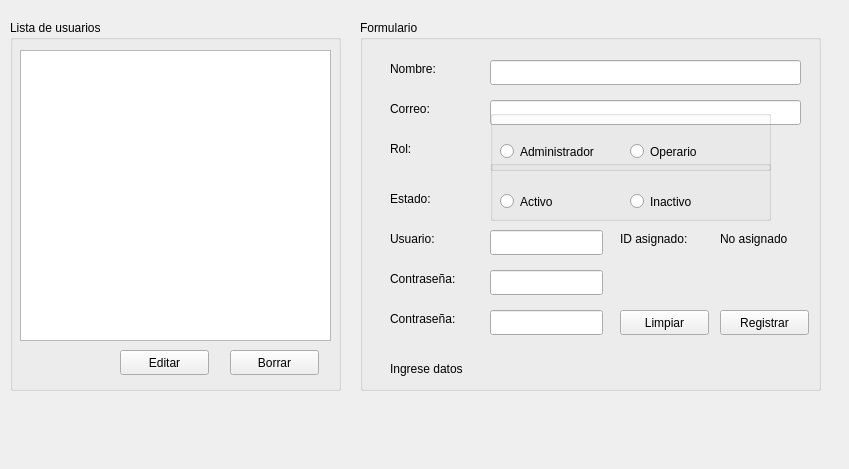
The window that GUI/user_registration.ui (Nickleon16/APP_LIDAR) describes before a commit, drawn with Qt 5.
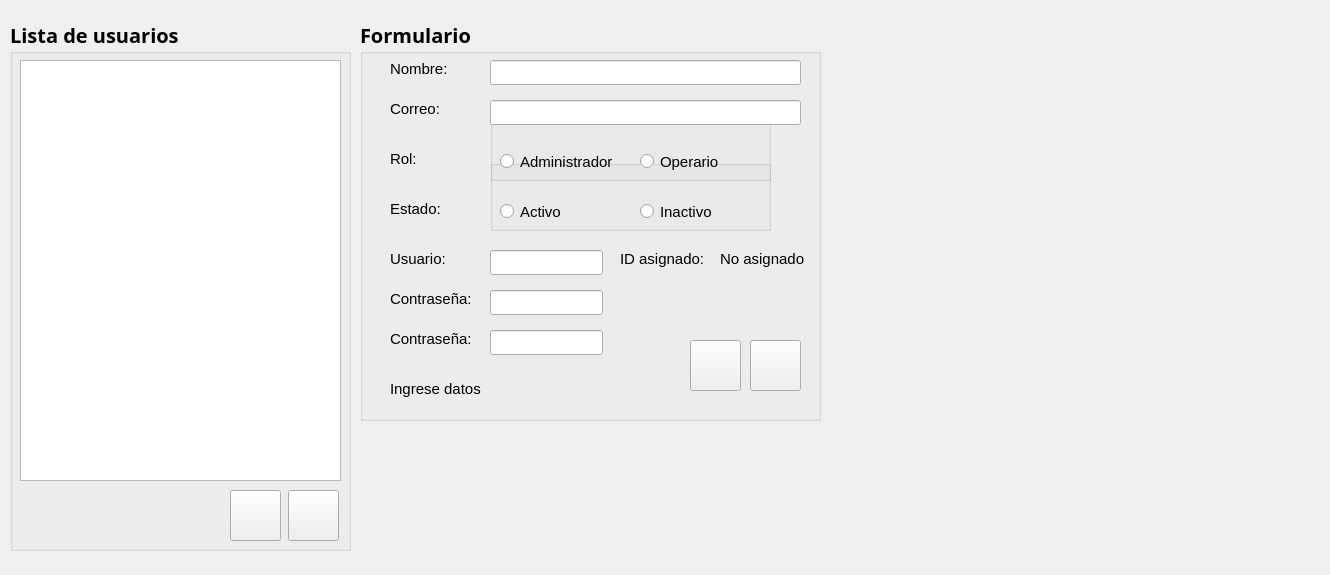
The same window after the commit. Icons and pictures are not drawn.

What changed in the file:
```diff
--- a/GUI/user_registration.ui
+++ b/GUI/user_registration.ui
@@ -6,10 +6,16 @@
    <rect>
     <x>0</x>
     <y>0</y>
-    <width>849</width>
-    <height>469</height>
+    <width>1330</width>
+    <height>575</height>
    </rect>
   </property>
+  <property name="font">
+   <font>
+    <weight>50</weight>
+    <bold>false</bold>
+   </font>
+  </property>
   <property name="windowTitle">
    <string>Form</string>
   </property>
@@ -19,9 +25,17 @@
      <x>360</x>
      <y>20</y>
      <width>461</width>
-     <height>371</height>
+     <height>401</height>
     </rect>
    </property>
+   <property name="font">
+    <font>
+     <family>Yrsa</family>
+     <pointsize>15</pointsize>
+     <weight>75</weight>
+     <bold>true</bold>
+    </font>
+   </property>
    <property name="title">
     <string>Formulario </string>
    </property>
@@ -29,11 +43,19 @@
     <property name="geometry">
      <rect>
       <x>260</x>
-      <y>210</y>
+      <y>230</y>
       <width>91</width>
       <height>17</height>
      </rect>
     </property>
+    <property name="font">
+     <font>
+      <family>Ubuntu</family>
+      <pointsize>11</pointsize>
+      <weight>50</weight>
+      <bold>false</bold>
+     </font>
+    </property>
     <property name="text">
      <string>ID asignado:</string>
     </property>
@@ -47,6 +69,14 @@
       <height>25</height>
      </rect>
     </property>
+    <property name="font">
+     <font>
+      <family>Yrsa</family>
+      <pointsize>13</pointsize>
+      <weight>75</weight>
+      <bold>true</bold>
+     </font>
+    </property>
     <property name="text">
      <string/>
     </property>
@@ -60,6 +90,14 @@
       <height>25</height>
      </rect>
     </property>
+    <property name="font">
+     <font>
+      <family>Yrsa</family>
+      <pointsize>13</pointsize>
+      <weight>75</weight>
+      <bold>true</bold>
+     </font>
+    </property>
     <property name="text">
      <string/>
     </property>
@@ -67,25 +105,46 @@
    <widget class="QPushButton" name="clearButton">
     <property name="geometry">
      <rect>
-      <x>260</x>
-      <y>290</y>
-      <width>89</width>
-      <height>25</height>
+      <x>330</x>
+      <y>320</y>
+      <width>51</width>
+      <height>51</height>
      </rect>
     </property>
+    <property name="toolTip">
+     <string>Limpiar campos</string>
+    </property>
     <property name="text">
-     <string>Limpiar</string>
+     <string/>
+    </property>
+    <property name="icon">
+     <iconset resource="iconos.qrc">
+      <normaloff>:/newPrefix/icons8-clean-60.png</normaloff>:/newPrefix/icons8-clean-60.png</iconset>
+    </property>
+    <property name="iconSize">
+     <size>
+      <width>32</width>
+      <height>32</height>
+     </size>
     </property>
    </widget>
    <widget class="QLabel" name="IDLabel">
     <property name="geometry">
      <rect>
       <x>360</x>
-      <y>210</y>
+      <y>230</y>
       <width>101</width>
       <height>17</height>
      </rect>
     </property>
+    <property name="font">
+     <font>
+      <family>Ubuntu</family>
+      <pointsize>11</pointsize>
+      <weight>50</weight>
+      <bold>false</bold>
+     </font>
+    </property>
     <property name="text">
      <string>No asignado</string>
     </property>
@@ -94,11 +153,19 @@
     <property name="geometry">
      <rect>
       <x>30</x>
-      <y>290</y>
+      <y>310</y>
       <width>91</width>
       <height>17</height>
      </rect>
     </property>
+    <property name="font">
+     <font>
+      <family>Ubuntu</family>
+      <pointsize>11</pointsize>
+      <weight>50</weight>
+      <bold>false</bold>
+     </font>
+    </property>
     <property name="text">
      <string>Contraseña:</string>
     </property>
@@ -107,11 +174,19 @@
     <property name="geometry">
      <rect>
       <x>30</x>
-      <y>340</y>
+      <y>360</y>
       <width>421</width>
       <height>17</height>
      </rect>
     </property>
+    <property name="font">
+     <font>
+      <family>Ubuntu</family>
+      <pointsize>11</pointsize>
+      <weight>50</weight>
+      <bold>false</bold>
+     </font>
+    </property>
     <property name="text">
      <string>Ingrese datos</string>
     </property>
@@ -120,11 +195,19 @@
     <property name="geometry">
      <rect>
       <x>30</x>
-      <y>250</y>
+      <y>270</y>
       <width>91</width>
       <height>17</height>
      </rect>
     </property>
+    <property name="font">
+     <font>
+      <family>Ubuntu</family>
+      <pointsize>11</pointsize>
+      <weight>50</weight>
+      <bold>false</bold>
+     </font>
+    </property>
     <property name="text">
      <string>Contraseña:</string>
     </property>
@@ -133,11 +216,19 @@
     <property name="geometry">
      <rect>
       <x>130</x>
-      <y>210</y>
+      <y>230</y>
       <width>113</width>
       <height>25</height>
      </rect>
     </property>
+    <property name="font">
+     <font>
+      <family>Yrsa</family>
+      <pointsize>13</pointsize>
+      <weight>75</weight>
+      <bold>true</bold>
+     </font>
+    </property>
     <property name="text">
      <string/>
     </property>
@@ -145,25 +236,46 @@
    <widget class="QPushButton" name="registerButton">
     <property name="geometry">
      <rect>
-      <x>360</x>
-      <y>290</y>
-      <width>89</width>
-      <height>25</height>
+      <x>390</x>
+      <y>320</y>
+      <width>51</width>
+      <height>51</height>
      </rect>
     </property>
+    <property name="toolTip">
+     <string>Guardar usuario</string>
+    </property>
     <property name="text">
-     <string>Registrar</string>
+     <string/>
+    </property>
+    <property name="icon">
+     <iconset resource="iconos.qrc">
+      <normaloff>:/newPrefix/icons8-save-60.png</normaloff>:/newPrefix/icons8-save-60.png</iconset>
+    </property>
+    <property name="iconSize">
+     <size>
+      <width>32</width>
+      <height>32</height>
+     </size>
     </property>
    </widget>
    <widget class="QLabel" name="label">
     <property name="geometry">
      <rect>
       <x>30</x>
-      <y>210</y>
+      <y>230</y>
       <width>67</width>
       <height>17</height>
      </rect>
     </property>
+    <property name="font">
+     <font>
+      <family>Ubuntu</family>
+      <pointsize>11</pointsize>
+      <weight>50</weight>
+      <bold>false</bold>
+     </font>
+    </property>
     <property name="text">
      <string>Usuario:</string>
     </property>
@@ -177,6 +289,14 @@
       <height>17</height>
      </rect>
     </property>
+    <property name="font">
+     <font>
+      <family>Ubuntu</family>
+      <pointsize>11</pointsize>
+      <weight>50</weight>
+      <bold>false</bold>
+     </font>
+    </property>
     <property name="text">
      <string>Nombre:</string>
     </property>
@@ -190,6 +310,14 @@
       <height>17</height>
      </rect>
     </property>
+    <property name="font">
+     <font>
+      <family>Ubuntu</family>
+      <pointsize>11</pointsize>
+      <weight>50</weight>
+      <bold>false</bold>
+     </font>
+    </property>
     <property name="text">
      <string>Correo:</string>
     </property>
@@ -198,11 +326,19 @@
     <property name="geometry">
      <rect>
       <x>30</x>
-      <y>120</y>
+      <y>130</y>
       <width>91</width>
       <height>17</height>
      </rect>
     </property>
+    <property name="font">
+     <font>
+      <family>Ubuntu</family>
+      <pointsize>11</pointsize>
+      <weight>50</weight>
+      <bold>false</bold>
+     </font>
+    </property>
     <property name="text">
      <string>Rol:</string>
     </property>
@@ -211,21 +347,37 @@
     <property name="geometry">
      <rect>
       <x>130</x>
-      <y>290</y>
+      <y>310</y>
       <width>113</width>
       <height>25</height>
      </rect>
     </property>
+    <property name="font">
+     <font>
+      <family>Yrsa</family>
+      <pointsize>13</pointsize>
+      <weight>75</weight>
+      <bold>true</bold>
+     </font>
+    </property>
    </widget>
    <widget class="QLineEdit" name="passwordLineEdit">
     <property name="geometry">
      <rect>
       <x>130</x>
-      <y>250</y>
+      <y>270</y>
       <width>113</width>
       <height>25</height>
      </rect>
     </property>
+    <property name="font">
+     <font>
+      <family>Yrsa</family>
+      <pointsize>13</pointsize>
+      <weight>75</weight>
+      <bold>true</bold>
+     </font>
+    </property>
    </widget>
    <widget class="QGroupBox" name="groupBox">
     <property name="geometry">
@@ -233,7 +385,7 @@
       <x>130</x>
       <y>90</y>
       <width>281</width>
-      <height>61</height>
+      <height>71</height>
      </rect>
     </property>
     <property name="title">
@@ -243,11 +395,19 @@
      <property name="geometry">
       <rect>
        <x>10</x>
-       <y>30</y>
+       <y>40</y>
        <width>121</width>
        <height>23</height>
       </rect>
      </property>
+     <property name="font">
+      <font>
+       <family>Ubuntu</family>
+       <pointsize>11</pointsize>
+       <weight>50</weight>
+       <bold>false</bold>
+      </font>
+     </property>
      <property name="text">
       <string>Administrador</string>
      </property>
@@ -255,12 +415,20 @@
     <widget class="QRadioButton" name="operaRadioButton">
      <property name="geometry">
       <rect>
-       <x>140</x>
-       <y>30</y>
+       <x>150</x>
+       <y>40</y>
        <width>112</width>
        <height>23</height>
       </rect>
      </property>
+     <property name="font">
+      <font>
+       <family>Ubuntu</family>
+       <pointsize>11</pointsize>
+       <weight>50</weight>
+       <bold>false</bold>
+      </font>
+     </property>
      <property name="text">
       <string>Operario</string>
      </property>
@@ -272,7 +440,7 @@
       <x>130</x>
       <y>140</y>
       <width>281</width>
-      <height>61</height>
+      <height>71</height>
      </rect>
     </property>
     <property name="title">
@@ -282,11 +450,19 @@
      <property name="geometry">
       <rect>
        <x>10</x>
-       <y>30</y>
+       <y>40</y>
        <width>112</width>
        <height>23</height>
       </rect>
      </property>
+     <property name="font">
+      <font>
+       <family>Ubuntu</family>
+       <pointsize>11</pointsize>
+       <weight>50</weight>
+       <bold>false</bold>
+      </font>
+     </property>
      <property name="text">
       <string>Activo</string>
      </property>
@@ -294,12 +470,20 @@
     <widget class="QRadioButton" name="inactivoRadioButton">
      <property name="geometry">
       <rect>
-       <x>140</x>
-       <y>30</y>
+       <x>150</x>
+       <y>40</y>
        <width>112</width>
        <height>23</height>
       </rect>
      </property>
+     <property name="font">
+      <font>
+       <family>Ubuntu</family>
+       <pointsize>11</pointsize>
+       <weight>50</weight>
+       <bold>false</bold>
+      </font>
+     </property>
      <property name="text">
       <string>Inactivo</string>
      </property>
@@ -309,62 +493,151 @@
     <property name="geometry">
      <rect>
       <x>30</x>
-      <y>170</y>
+      <y>180</y>
       <width>91</width>
       <height>17</height>
      </rect>
     </property>
+    <property name="font">
+     <font>
+      <family>Ubuntu</family>
+      <pointsize>11</pointsize>
+      <weight>50</weight>
+      <bold>false</bold>
+     </font>
+    </property>
     <property name="text">
      <string>Estado:</string>
     </property>
    </widget>
+   <zorder>groupBox_2</zorder>
+   <zorder>groupBox</zorder>
+   <zorder>label_10</zorder>
+   <zorder>nameLineEdit</zorder>
+   <zorder>clearButton</zorder>
+   <zorder>IDLabel</zorder>
+   <zorder>label_4</zorder>
+   <zorder>statusLabel</zorder>
+   <zorder>label_2</zorder>
+   <zorder>usernameLineEdit</zorder>
+   <zorder>registerButton</zorder>
+   <zorder>label</zorder>
+   <zorder>label_3</zorder>
+   <zorder>label_6</zorder>
+   <zorder>label_5</zorder>
+   <zorder>confirmLineEdit</zorder>
+   <zorder>passwordLineEdit</zorder>
+   <zorder>label_7</zorder>
+   <zorder>emailLineEdit</zorder>
   </widget>
   <widget class="QGroupBox" name="lista_usuarios_box">
    <property name="geometry">
     <rect>
      <x>10</x>
      <y>20</y>
-     <width>331</width>
-     <height>371</height>
+     <width>341</width>
+     <height>531</height>
     </rect>
    </property>
+   <property name="font">
+    <font>
+     <family>Yrsa</family>
+     <pointsize>15</pointsize>
+     <weight>75</weight>
+     <italic>false</italic>
+     <bold>true</bold>
+     <underline>false</underline>
+     <strikeout>false</strikeout>
+     <kerning>true</kerning>
+    </font>
+   </property>
    <property name="title">
     <string>Lista de usuarios</string>
    </property>
+   <property name="flat">
+    <bool>false</bool>
+   </property>
    <widget class="QTableWidget" name="tableWidget">
     <property name="geometry">
      <rect>
       <x>10</x>
-      <y>30</y>
-      <width>311</width>
-      <height>291</height>
+      <y>40</y>
+      <width>321</width>
+      <height>421</height>
      </rect>
     </property>
+    <property name="font">
+     <font>
+      <family>Ubuntu</family>
+      <pointsize>12</pointsize>
+      <weight>50</weight>
+      <italic>false</italic>
+      <bold>false</bold>
+      <underline>false</underline>
+      <strikeout>false</strikeout>
+      <kerning>true</kerning>
+     </font>
+    </property>
    </widget>
    <widget class="QPushButton" name="borrarButton">
     <property name="geometry">
      <rect>
-      <x>220</x>
-      <y>330</y>
-      <width>89</width>
-      <height>25</height>
+      <x>278</x>
+      <y>470</y>
+      <width>51</width>
+      <height>51</height>
      </rect>
     </property>
+    <property name="toolTip">
+     <string>Borrar usuario seleccionado</string>
+    </property>
+    <property name="autoFillBackground">
+     <bool>false</bool>
+    </property>
     <property name="text">
-     <string>Borrar</string>
+     <string/>
+    </property>
+    <property name="icon">
+     <iconset resource="iconos.qrc">
+      <normaloff>:/newPrefix/icons8-delete-60.png</normaloff>:/newPrefix/icons8-delete-60.png</iconset>
+    </property>
+    <property name="iconSize">
+     <size>
+      <width>32</width>
+      <height>32</height>
+     </size>
+    </property>
+    <property name="checkable">
+     <bool>false</bool>
+    </property>
+    <property name="autoDefault">
+     <bool>false</bool>
     </property>
    </widget>
    <widget class="QPushButton" name="editarButton">
     <property name="geometry">
      <rect>
-      <x>110</x>
-      <y>330</y>
-      <width>89</width>
-      <height>25</height>
+      <x>220</x>
+      <y>470</y>
+      <width>51</width>
+      <height>51</height>
      </rect>
     </property>
+    <property name="toolTip">
+     <string>Editar usuario seleccionado</string>
+    </property>
     <property name="text">
-     <string>Editar</string>
+     <string/>
+    </property>
+    <property name="icon">
+     <iconset resource="iconos.qrc">
+      <normaloff>:/newPrefix/icons8-edit-pencil-60.png</normaloff>:/newPrefix/icons8-edit-pencil-60.png</iconset>
+    </property>
+    <property name="iconSize">
+     <size>
+      <width>32</width>
+      <height>32</height>
+     </size>
     </property>
    </widget>
   </widget>
```
Left out of the diff: 5 changed lines with no effect on the pictures.
